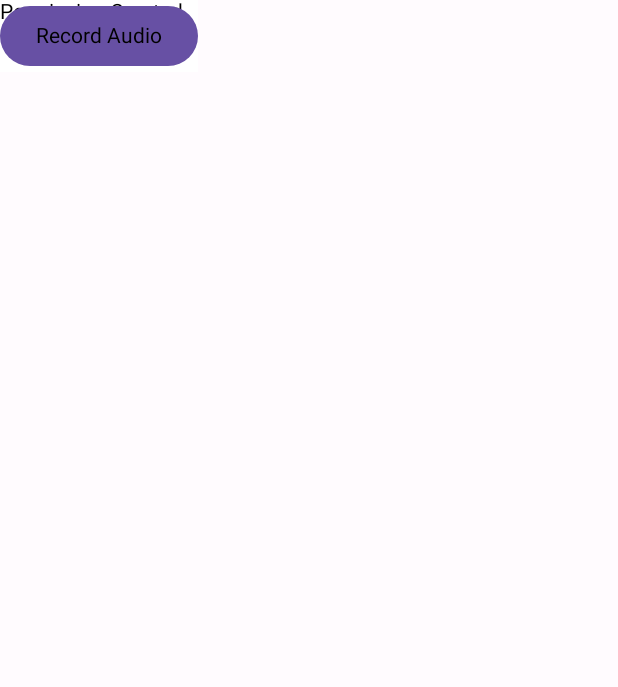
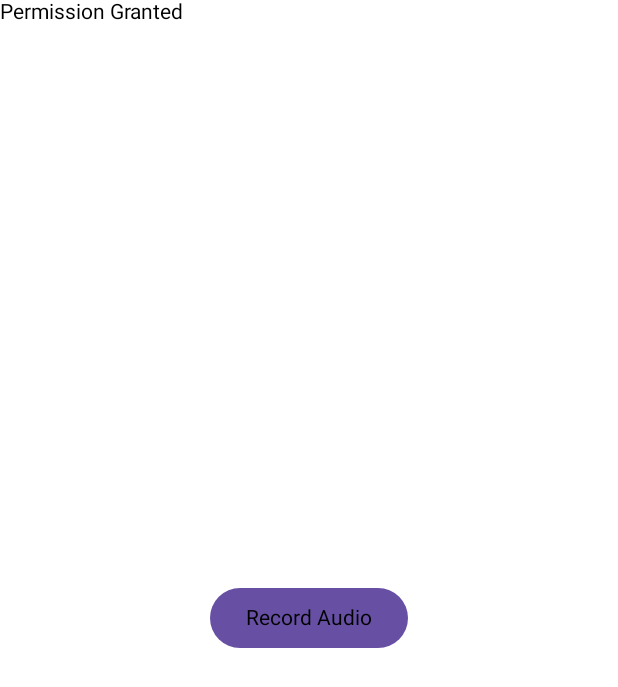
Before and after one commit to AlenB99/SoundView, an Android app built with Jetpack Compose: the screen it shows after launch (MainActivity), on a phone screen of 412 x 824 dp. Shown: the top 687 px of the screen. Run offline under Robolectric (Android 15) with nearby library versions, the phone set to English and light mode, and no system bars; our stand-ins replace Room's generated code; libraries missing offline, so code that uses them is left out: com.chaquo.python.

Commit message:
fix: Added center button for recording. Reverted to storage permissions. Removed unused semicolon

```diff
--- a/app/src/main/java/at/ac/tuwien/inso/ui/screens/SoundRecorder.kt
+++ b/app/src/main/java/at/ac/tuwien/inso/ui/screens/SoundRecorder.kt
@@ -1,7 +1,6 @@
 package at.ac.tuwien.inso.ui.screens
 
 import android.Manifest
-import android.content.pm.PackageManager
 import android.media.MediaRecorder
 import android.os.Build
 import androidx.annotation.RequiresApi
@@ -13,6 +12,7 @@ import androidx.compose.ui.Modifier
 import androidx.compose.ui.platform.LocalContext
 import androidx.compose.ui.tooling.preview.Preview
 import androidx.compose.ui.unit.dp
+import androidx.compose.ui.Alignment
 import androidx.navigation.NavController
 import androidx.navigation.compose.rememberNavController
 import at.ac.tuwien.inso.model.Song
@@ -29,7 +29,6 @@ import org.koin.androidx.compose.getViewModel
 import java.io.File
 import java.io.IOException
 import java.util.*
-import java.util.Base64.getEncoder
 
 
 @OptIn(ExperimentalPermissionsApi::class)
@@ -40,17 +39,11 @@ fun SoundRecorder(navController: NavController, viewModel: GenerateCoverViewMode
     var isFinished by remember { mutableStateOf(false) }
     val coroutineScope = rememberCoroutineScope()
     val context = LocalContext.current
-    val allPermissionsState1 = rememberMultiplePermissionsState(
+    val allPermissionsState = rememberMultiplePermissionsState(
         listOf(
-            Manifest.permission.MANAGE_EXTERNAL_STORAGE,
-            Manifest.permission.RECORD_AUDIO
-        )
-    )
-    val allPermissionsState2 = rememberMultiplePermissionsState(
-        listOf(
+            Manifest.permission.RECORD_AUDIO,
             Manifest.permission.WRITE_EXTERNAL_STORAGE,
-            Manifest.permission.READ_EXTERNAL_STORAGE,
-            Manifest.permission.RECORD_AUDIO
+            Manifest.permission.READ_EXTERNAL_STORAGE
             )
     )
     LaunchedEffect(isFinished) {
@@ -58,8 +51,15 @@ fun SoundRecorder(navController: NavController, viewModel: GenerateCoverViewMode
             navController.navigate(route = SoundViewScreens.ImageGenerateDevToolScreen.route)
         }
     }
-    if (allPermissionsState1.allPermissionsGranted || allPermissionsState2.allPermissionsGranted)   {
+    if (allPermissionsState.allPermissionsGranted) {
         Text("Permission Granted")
+        Column(
+            horizontalAlignment = Alignment.CenterHorizontally,
+            verticalArrangement = Arrangement.Center,
+            modifier = Modifier
+                .fillMaxWidth()
+                .fillMaxHeight()
+                .padding(20.dp)) {
             Button(
                 onClick = {
                     val file = File(context.filesDir.path, "/tmpaudio/")
@@ -67,8 +67,8 @@ fun SoundRecorder(navController: NavController, viewModel: GenerateCoverViewMode
                         setAudioSource(MediaRecorder.AudioSource.MIC)
                         setOutputFormat(MediaRecorder.OutputFormat.THREE_GPP)
 
-                    if (!file.exists()){
-                        file.mkdirs();
+                        if (!file.exists()) {
+                            file.mkdirs()
                         }
                         val fileName = file.toString() + "/" + Date() + ".ogg"
                         setOutputFile(fileName)
@@ -89,7 +89,10 @@ fun SoundRecorder(navController: NavController, viewModel: GenerateCoverViewMode
                                 stop()
                                 release()
                                 val fileRead = File(fileName)
+                                println("!!!!!!!!!!!!!!!!!!!!")
+                                println(fileRead)
                                 val binaryData = fileRead.readBytes()
+                                println(binaryData)
                                 if (!Python.isStarted()) {
                                     Python.start(AndroidPlatform(context))
                                 }
@@ -98,6 +101,7 @@ fun SoundRecorder(navController: NavController, viewModel: GenerateCoverViewMode
                                 try {
                                     val text = module.callAttr("scan_song", binaryData)
                                         .toString()
+                                    println(text)
                                     val jsonObj = JSONObject(text).getJSONObject("result")
                                     val song = Song(
                                         id = 0,
@@ -125,6 +129,7 @@ fun SoundRecorder(navController: NavController, viewModel: GenerateCoverViewMode
             ) {
                 Text("Record Audio")
             }
+        }
         if (isRecording) {
             Box(modifier = Modifier.padding(8.dp)) {
                 Text("Recording audio...")
@@ -133,17 +138,15 @@ fun SoundRecorder(navController: NavController, viewModel: GenerateCoverViewMode
     }
     else {
         Column {
-            val allPermissionsRevoked1 =
-                allPermissionsState1.permissions.size ==
-                        allPermissionsState1.revokedPermissions.size
-            val allPermissionsRevoked2 =
-                allPermissionsState2.permissions.size ==
-                        allPermissionsState2.revokedPermissions.size
-            val textToShow = if (!allPermissionsRevoked1 || !allPermissionsRevoked2) {
+            val allPermissionsRevoked =
+                allPermissionsState.permissions.size ==
+                        allPermissionsState.revokedPermissions.size
+
+            val textToShow = if (!allPermissionsRevoked) {
                 // If not all the permissions are revoked, it's because the user accepted the COARSE
                 // location permission, but not the FINE one.
                 "Yay! Thanks for letting me access your Audio and File System. "
-            } else if (allPermissionsState1.shouldShowRationale || allPermissionsState2.shouldShowRationale) {
+            } else if (allPermissionsState.shouldShowRationale) {
                 // Both location permissions have been denied
                 "Getting your Audio while you record is important for this app. " +
                         "Please grant us the Audio Record Permissions. Thank you :D"
@@ -152,7 +155,7 @@ fun SoundRecorder(navController: NavController, viewModel: GenerateCoverViewMode
                 "This feature requires Audio and File permission"
             }
 
-            val buttonText = if (!allPermissionsRevoked1 || !allPermissionsRevoked2) {
+            val buttonText = if (!allPermissionsRevoked) {
                 "Allow Permissions"
             } else {
                 "Request permissions"
@@ -160,10 +163,7 @@ fun SoundRecorder(navController: NavController, viewModel: GenerateCoverViewMode
 
             Text(text = textToShow)
             Spacer(modifier = Modifier.height(8.dp))
-            Button(onClick = { allPermissionsState1.launchMultiplePermissionRequest()
-                allPermissionsState2.launchMultiplePermissionRequest()
-
-            }) {
+            Button(onClick = { allPermissionsState.launchMultiplePermissionRequest() }) {
                 Text(buttonText)
             }
         }
```
Lines whose indentation alone changed are shown as unchanged.
